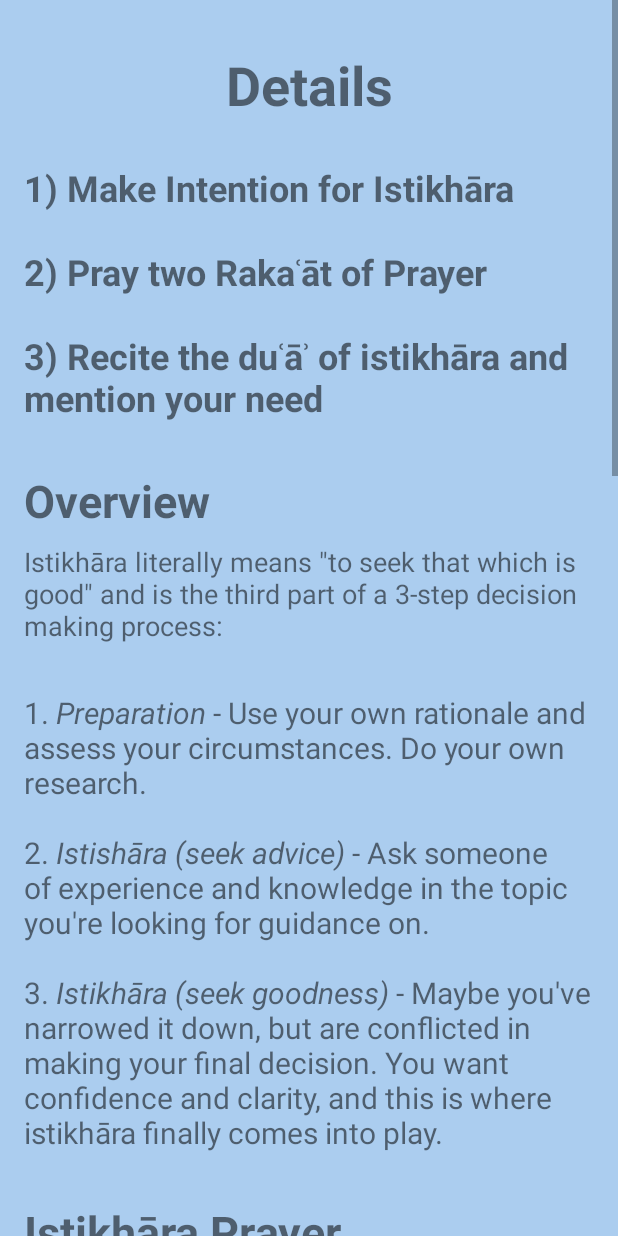
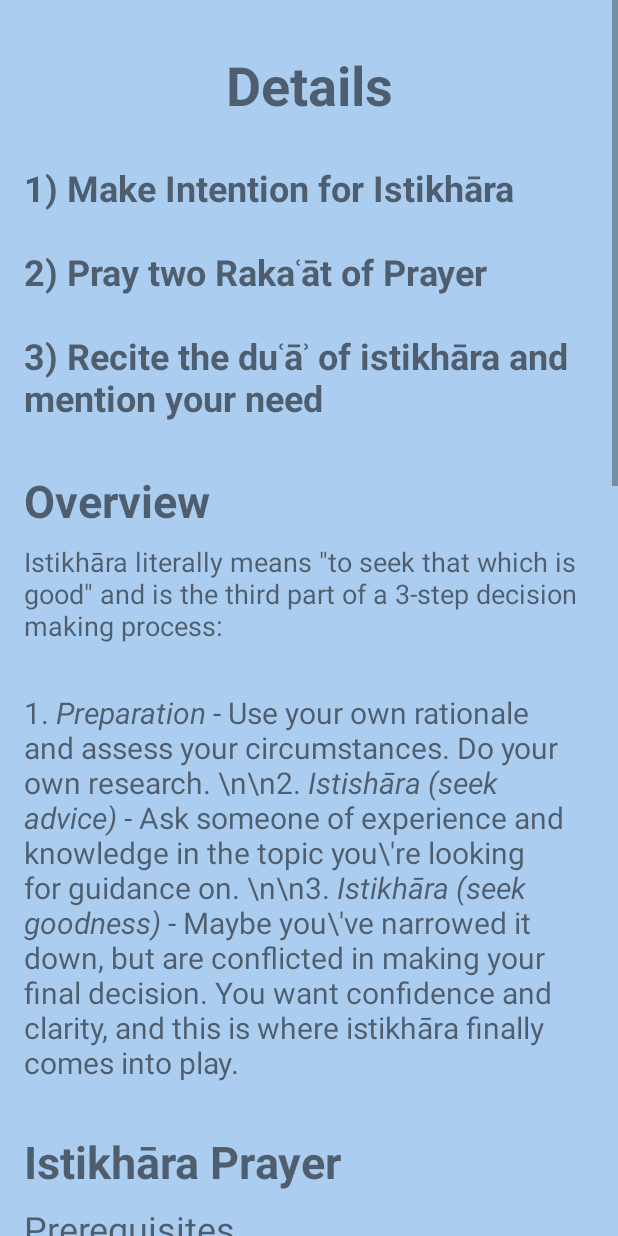
Before and after one commit to NezarEltal/istikharaApp, an Android app: the Details screen opened directly, with no data from a screen before it, on a phone screen of 412 x 824 dp. Run offline under Robolectric (Android 15) with nearby library versions, the phone set to English and light mode, and no system bars.

```diff
--- a/app/src/main/res/values/strings.xml
+++ b/app/src/main/res/values/strings.xml
@@ -35,9 +35,6 @@
     <string name="back_button">BACK</string>
     <string name="overview_header">Overview</string>
     <string name="overview_subheader">Istikhāra literally means \"to seek that which is good\" and is the third part of a 3-step decision making process:</string>
-    <string name="overview_content">1. <i>Preparation</i> - Use your own rationale and assess your circumstances. Do your own research.
-        \n\n2. <i>Istishāra (seek advice)</i> - Ask someone of experience and knowledge in the topic you\'re looking for guidance on.
-        \n\n3. <i>Istikhāra (seek goodness)</i> - Maybe you\'ve narrowed it down, but are conflicted in making your final decision. You want confidence and clarity, and this is where istikhāra finally comes into play.</string>
     <string name="details_istikhara_prayer_header">Istikhāra Prayer</string>
     <string name="prerequisites">Prerequisites</string>
     <string name="prerequisites_content">- Same prerequisites as for any other prayer.
@@ -53,4 +50,7 @@
     <string name="istikhara_title">Dua Al-Istikhara</string>
     <string name="zoom_in_text">ZOOM IN</string>
     <string name="zoom_out_text">ZOOM OUT</string>
+    <string name="overview_content">1. <i>Preparation</i> - Use your own rationale and assess your circumstances. Do your own research.         \\n\\n2. <i>Istishāra (seek advice)</i> - Ask someone of experience and knowledge in the topic you\\\'re looking for guidance on.         \\n\\n3. <i>Istikhāra (seek goodness)</i> - Maybe you\\\'ve narrowed it down, but are conflicted in making your final decision. You want confidence and clarity, and this is where istikhāra finally comes into play.</string>
+    <string name="menu_button_hide">Transliteration: (tap to hide)</string>
+    <string name="zoom_out_error">Can\'t zoom out any further</string>
 </resources>
```
Also changed, not shown: 1 other file.
